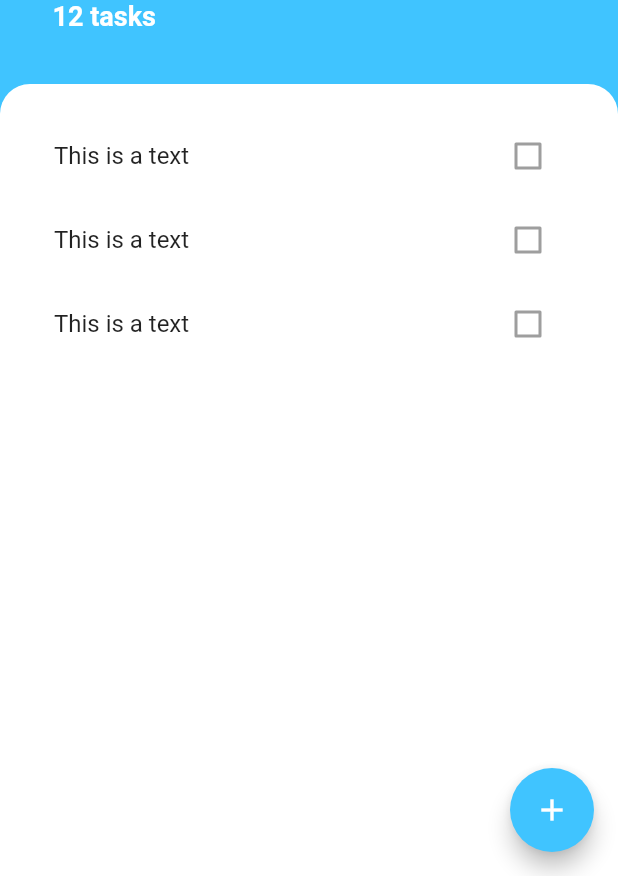
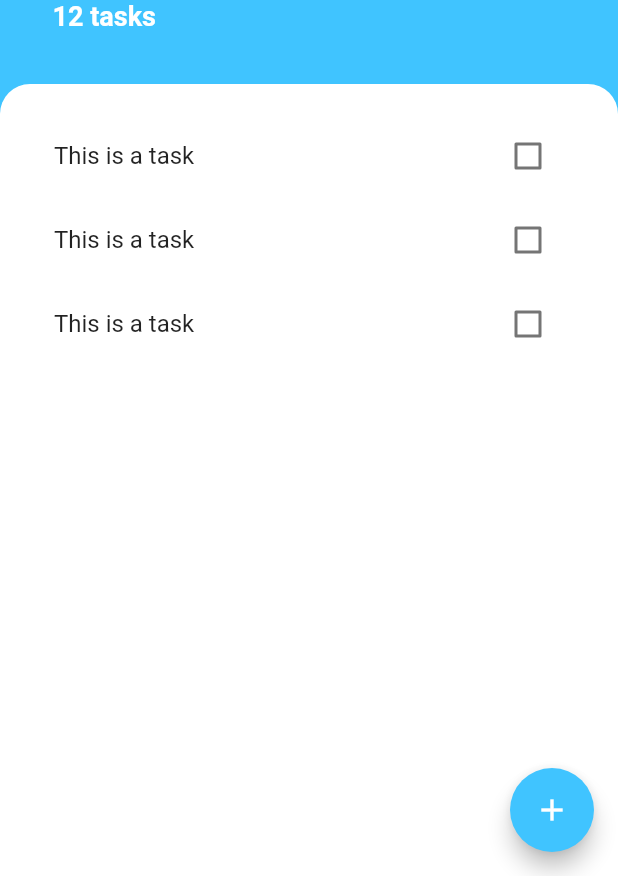
Before and after one commit to yann1294/todoey, a Flutter app: the screen it shows after launch, on a phone screen of 412 x 824 dp, the part 360-1236 px from its top. Run offline on Flutter 3.47's test engine with Material 2 defaults, Android fonts, the phone set to English and light mode, and no system bars.

```diff
--- a/lib/widgets/task_list.dart
+++ b/lib/widgets/task_list.dart
@@ -1,31 +1,18 @@
 import 'package:flutter/material.dart';
-import 'package:todoey/models/task.dart';
 import 'package:todoey/widgets/task_tile.dart';
 
 class TaskList extends StatelessWidget {
-
-  List<Task> tasks = [
-    Task(name: 'Buy milk'),
-    Task(name: 'Buy eggs'),
-    Task(name: 'Buy bread')
-  ];
+  const TaskList({
+    Key key,
+  }) : super(key: key);
 
   @override
   Widget build(BuildContext context) {
     return ListView(
       children: <Widget>[
-        TaskTile(
-          taskTitle: tasks[0].name,
-          isChecked: tasks[0].isDone,
-        ),
-        TaskTile(
-          taskTitle: tasks[1].name,
-          isChecked: tasks[1].isDone,
-        ),
-        TaskTile(
-          taskTitle: tasks[2].name,
-          isChecked: tasks[2].isDone,
-        )
+        TaskTile(),
+        TaskTile(),
+        TaskTile()
       ],
     );
   }
--- a/lib/widgets/task_tile.dart
+++ b/lib/widgets/task_tile.dart
@@ -4,27 +4,48 @@ import 'package:flutter/material.dart';
 
 class TaskTile extends StatelessWidget {
 
-  final String taskTitle;
-
-   bool isChecked = false;
-
-  TaskTile({this.isChecked, this.taskTitle });
+//  final String taskTitle;
+//
+//   bool isChecked = true;
+//
+//  TaskTile({this.isChecked, this.taskTitle });
 
   @override
   Widget build(BuildContext context) {
     return ListTile(
 
       title: Text(
-        'This is a text',
+        'This is a task',
         style: TextStyle(
-          decoration: isChecked ? TextDecoration.lineThrough : null
+         // decoration: TextDecoration.lineThrough
         ),
       ),
-      trailing: Checkbox(
-        activeColor: Colors.lightBlueAccent,
-          value: isChecked,
-          //onChanged: toggleCheckboxState
-      ),
+      trailing: TaskCheckbox(),
     );
   }
 }
+
+class TaskCheckbox extends StatefulWidget {
+
+  @override
+  _TaskCheckboxState createState() => _TaskCheckboxState();
+}
+
+class _TaskCheckboxState extends State<TaskCheckbox> {
+
+  bool isChecked = false;
+
+
+  @override
+  Widget build(BuildContext context) {
+    return Checkbox(
+      activeColor: Colors.lightBlueAccent,
+      value: isChecked,
+      onChanged: (newValue){
+        setState(() {
+          isChecked = newValue;
+        });
+      }
+    );
+  }
+}
```
